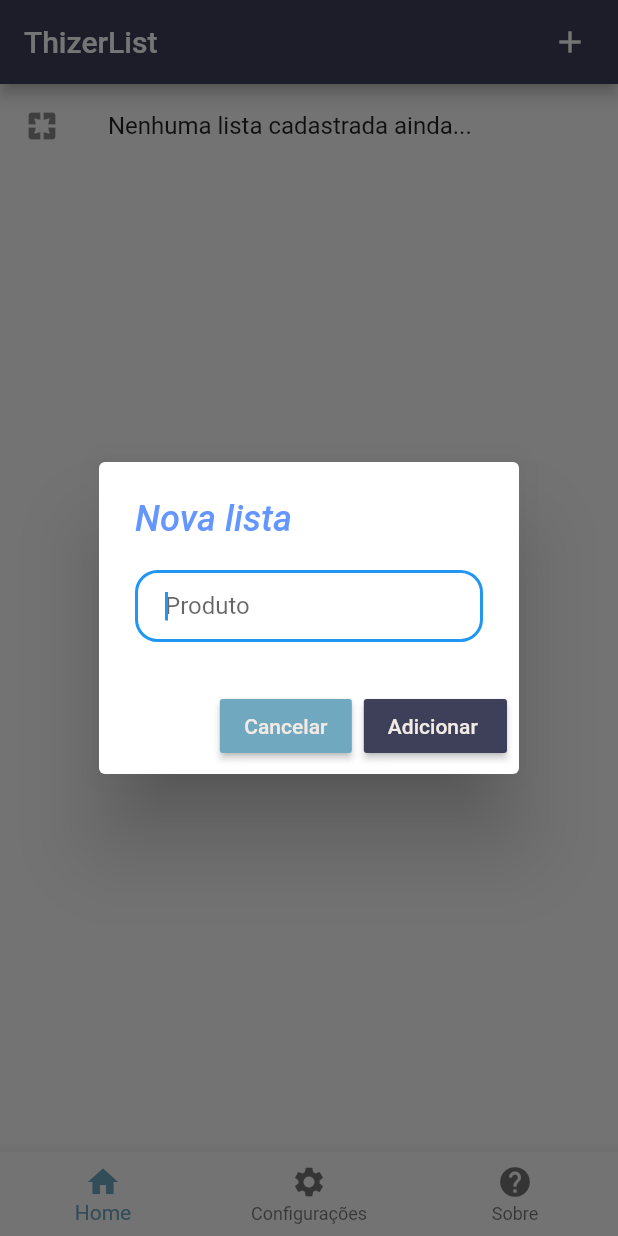
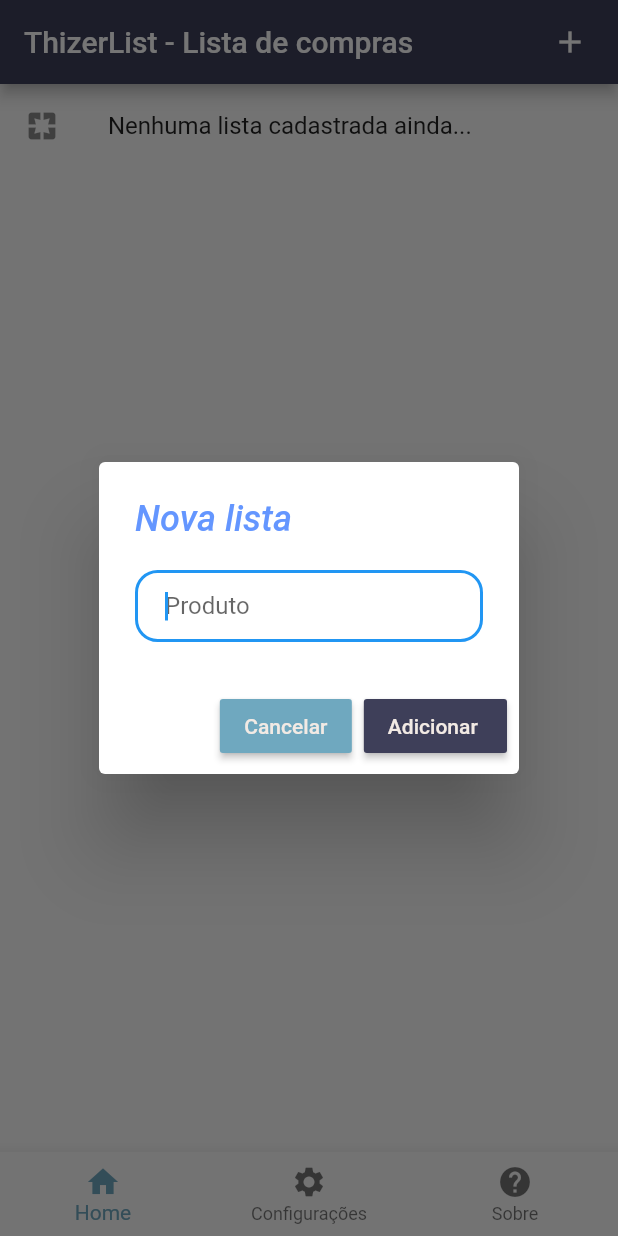
Before and after one commit to henrikemx/thizerlist, a Flutter app: the screen it shows after launch, after a tap on the "add" icon, on a phone screen of 412 x 824 dp. Run offline on Flutter 3.47's test engine with Material 2 defaults, Android fonts, the phone set to English and light mode, and no system bars; our stand-ins replace flutter_masked_text, flutter_slidable, sqflite; accounts and stored records are empty.

Commit message:
Atualizado em 17/03/2020

```diff
--- a/lib/layout.dart
+++ b/lib/layout.dart
@@ -27,7 +27,7 @@ class Layout {
     return Scaffold(
       appBar: AppBar(
         backgroundColor: Layout.primary(),
-        title: Text('ThizerList'),
+        title: Text('ThizerList - Lista de compras'),
         actions: showbottom ? _getActions(context) : [],
       ),
       bottomNavigationBar: showbottom ? bottomNavBar : null,
@@ -46,7 +46,7 @@ class Layout {
                   context: context,
                   barrierDismissible: false,
                   builder: (BuildContext ctx) {
-                    final input = TextFormField(
+              final input = TextFormField(
                       controller: _ctrl,
                       autofocus: true,
                       decoration: InputDecoration(
@@ -55,6 +55,14 @@ class Layout {
                           border: OutlineInputBorder(borderRadius: BorderRadius.circular(15))),
                     );
 
+              print('====================================');
+              print('context = $context');
+              print('input = $input');
+              print('_ctrl = $_ctrl');
+              print('ctx = $ctx');
+              print('_ctrl.text = ${_ctrl.text}');
+              print('items = $items');
+              print('====================================');
                     return AlertDialog(
                       title: Text('Nova lista'),
                       content: SingleChildScrollView(
@@ -99,6 +107,10 @@ class Layout {
 
     items.add(Padding(padding: EdgeInsets.only(right: 20)));
 
+    print('====================================');
+    print('items = $items');
+    print('====================================');
+
     return items;
   }
 
--- a/lib/main.dart
+++ b/lib/main.dart
@@ -25,9 +25,9 @@ class ThizerList extends StatelessWidget {
         primaryColor: Layout.primary(),
         accentColor: Layout.secondary(),
         textTheme: TextTheme(
-          headline5: TextStyle(fontSize: 48, fontWeight: FontWeight.bold),
-          headline6: TextStyle(fontSize: 24, fontStyle: FontStyle.italic, color: Layout.info()),
-          bodyText2: TextStyle(fontSize: 14)
+          headline: TextStyle(fontSize: 48, fontWeight: FontWeight.bold),
+          title: TextStyle(fontSize: 24, fontStyle: FontStyle.italic, color: Layout.info()),
+          body1: TextStyle(fontSize: 14)
         ),
       ),
       home:  HomePage(),
--- a/lib/pages/home.dart
+++ b/lib/pages/home.dart
@@ -22,6 +22,9 @@ class _HomePageState extends State<HomePage> {
 
   @override
   Widget build(BuildContext context) {
+    print('====================================');
+    print('listaBloc.lists = ${listaBloc.lists}');
+    print('====================================');
     final content = StreamBuilder<List<Map>>(
         stream: listaBloc.lists,
         builder: (BuildContext context, AsyncSnapshot snapshot) {
@@ -36,10 +39,16 @@ class _HomePageState extends State<HomePage> {
                 print(snapshot.error);
                 return Text('Error: ${snapshot.error}');
               } else {
-                return HomeList(items: snapshot.data);
+                print('====================================');
+                print('snapshot.data = ${snapshot.data}');
+                print('====================================');
+                return HomeList(items: snapshot.data); // conecta-se ao widget HomeList
               }
           }
         });
+    print('====================================');
+    print('Layout.getContent(context, content) = $context, $content');
+    print('====================================');
 
     return Layout.getContent(context, content);
   }
--- a/lib/widgets/HomeList.dart
+++ b/lib/widgets/HomeList.dart
@@ -17,7 +17,6 @@ class HomeList extends StatefulWidget {
 }
 
 class _HomeListState extends State<HomeList> {
-  // List<Widget> value = List<Widget>();
 
   ModelLista listaBo = ModelLista();
 
@@ -80,7 +79,10 @@ class _HomeListState extends State<HomeList> {
           ),
           onTap: () {
             // Aponta na lista qual está selecionado
-            ItemsPage.pkList = item['pk_list'];
+            ItemsPage.pkList = item['pk_lista'];
+              print('====================================');
+              print('ItemsPage.pkList = ${ItemsPage.pkList}');
+              print('====================================');
 
             // Muda a página
             Navigator.of(context).pushNamed(ItemsPage.tag);
```
Also changed, not shown: lib/pages/items.dart (+27 -16 lines), lib/widgets/itemslist.dart (+48 -5 lines), pubspec.lock.
